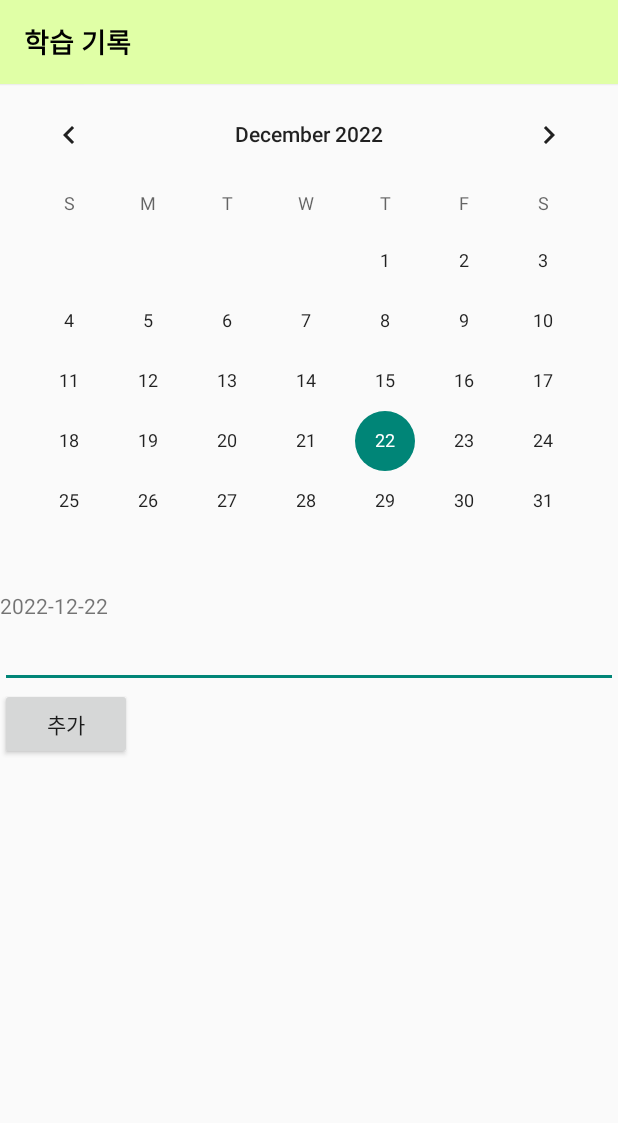
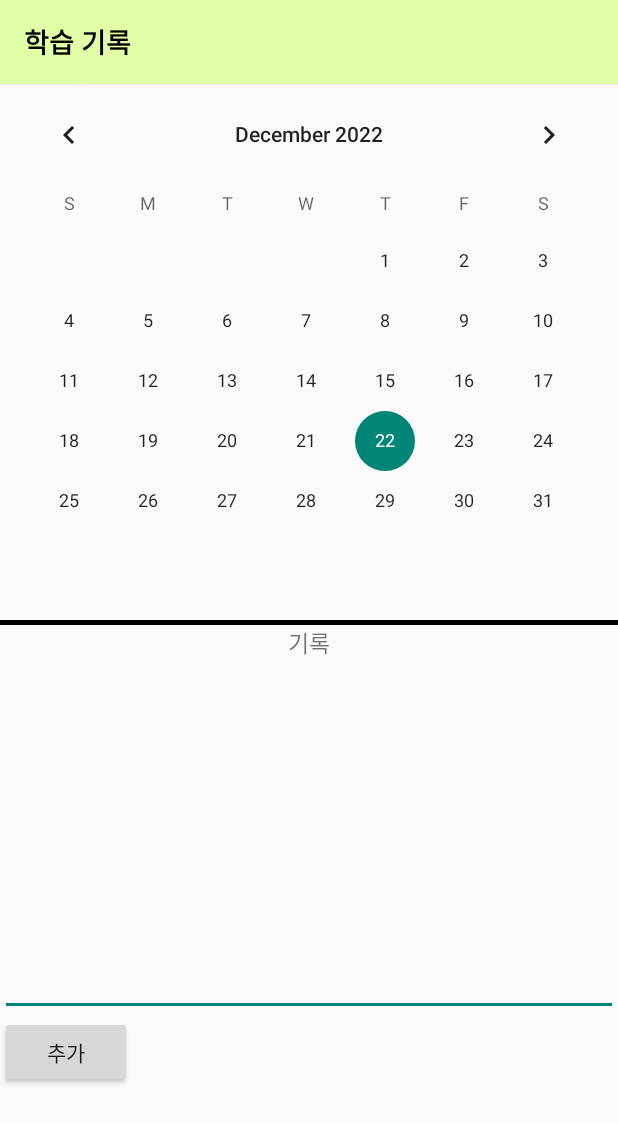
Before and after one commit to KoEunseong/Final_term_android, an Android app: the Study_record screen opened directly, with no data from a screen before it, on a phone screen of 412 x 824 dp. Shown: the top 1123 px of the screen. Run offline under Robolectric (Android 15) with nearby library versions, the phone set to English and light mode, and no system bars.

Commit message:
commit : study_record.xml

```diff
--- a/app/src/main/res/layout/study_record.xml
+++ b/app/src/main/res/layout/study_record.xml
@@ -4,6 +4,7 @@
     android:orientation="vertical"
     android:layout_width="match_parent"
     android:layout_height="match_parent">
+
     <androidx.appcompat.widget.Toolbar
         android:id="@+id/toolbar"
         android:layout_width="match_parent"
@@ -17,7 +18,6 @@
         app:layout_constraintLeft_toLeftOf="parent"
         app:layout_constraintRight_toRightOf="parent" />
 
-
     <CalendarView
         android:id="@+id/calendarView"
         android:layout_width="match_parent"
@@ -27,7 +27,19 @@
         android:layout_width="wrap_content"
         android:layout_height="wrap_content"
         android:text="2022-12-22"
-        android:visibility="visible"
+        android:visibility="invisible"
+        />
+    <LinearLayout
+        android:layout_width="match_parent"
+        android:layout_height="3dp"
+        android:background="@color/black"
+        />
+    <TextView
+        android:layout_width="match_parent"
+        android:layout_height="wrap_content"
+        android:text="기록"
+        android:textSize="15dp"
+        android:gravity="center_horizontal"
         />
 
     <LinearLayout
@@ -38,6 +50,7 @@
             android:id="@+id/edMemo"
             android:layout_width="match_parent"
             android:layout_height="wrap_content"
+            android:lines="10"
 
             />
     </LinearLayout>
```
